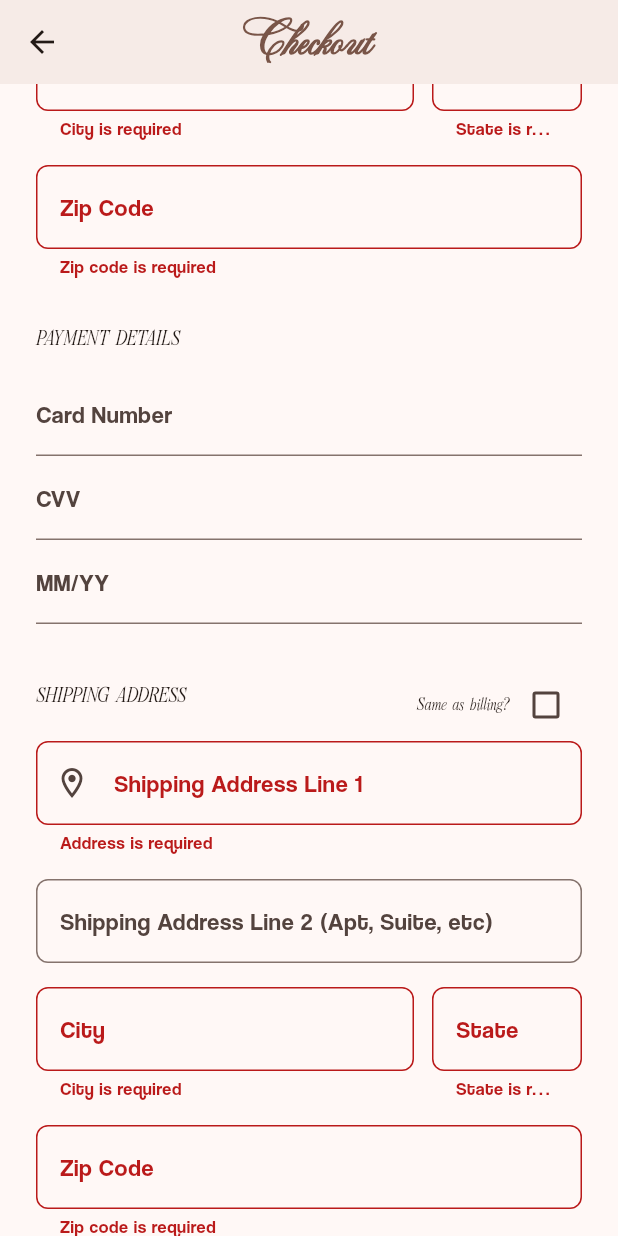
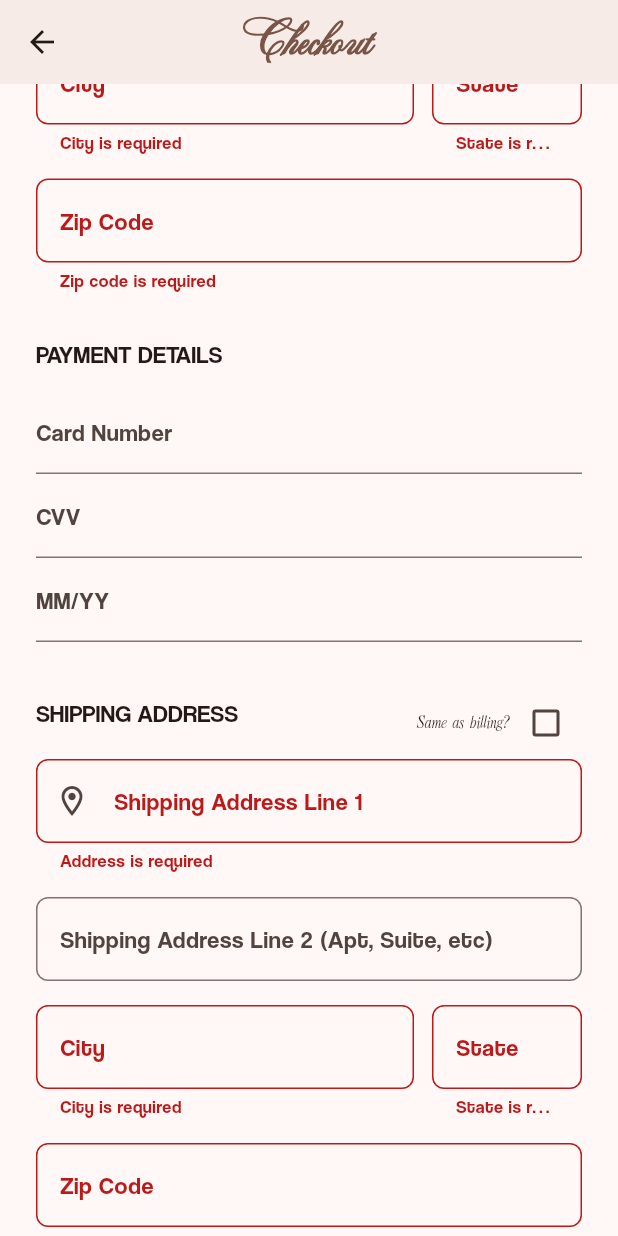
Before and after one commit to psvlnandu/flutter_first_app, a Flutter app: the CheckoutScreen screen opened by its route, scrolled down 576 dp, after a tap on "PLACE ORDER", on a phone screen of 412 x 824 dp. Run offline on Flutter 3.47's test engine with Material 3 defaults, Android fonts, the phone set to English and light mode, and no system bars; our stand-ins replace flutter_credit_card, flutter_riverpod; network calls fail.

Commit message:
font size adjusted

```diff
--- a/lib/screens/checkout_screen.dart
+++ b/lib/screens/checkout_screen.dart
@@ -104,7 +104,7 @@ class _CheckoutScreenState extends ConsumerState<CheckoutScreen> {
       builder: (context) => AlertDialog(
         title: const Text(
           "Verify Shipping Address",
-          // style: TextStyle(fontFamily: 'Coolvetica'),
+          style: TextStyle(fontFamily: 'Coolvetica'),
         ),
         content: Column(
           mainAxisSize: MainAxisSize.min,
@@ -356,10 +356,11 @@ class _CheckoutScreenState extends ConsumerState<CheckoutScreen> {
       padding: const EdgeInsets.only(bottom: 12),
       child: Text(
         title.toUpperCase(),
-        // style: const TextStyle(
-        //   fontFamily: 'Coolvetica',
-        //   // fontWeight: FontWeight.bold,
-        // ),
+        style: const TextStyle(
+          fontFamily: 'Coolvetica',
+          fontSize: 16,
+          // fontWeight: FontWeight.bold,
+        ),
       ),
     );
   }
```
